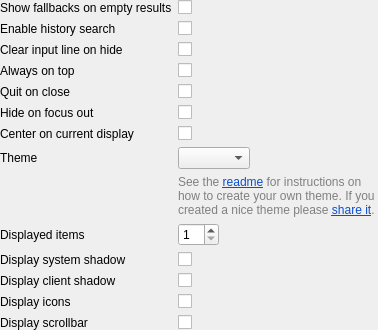
albertlauncher/plugins, file widgetsboxmodel/src/configwidget.ui: the form before one commit.
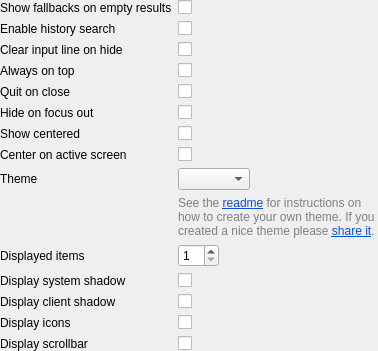
The form after the commit.

Commit message:
[wbm] Add option "Center on active screen"
Also move the window on screen if it got off screen for whatever reason.

Close https://github.com/albertlauncher/plugins/issues/78
Close https://github.com/albertlauncher/plugins/issues/57

```diff
--- a/widgetsboxmodel/src/configwidget.ui
+++ b/widgetsboxmodel/src/configwidget.ui
@@ -150,7 +150,7 @@
       </sizepolicy>
      </property>
      <property name="text">
-      <string>Center on current display</string>
+      <string>Show centered</string>
      </property>
      <property name="buddy">
       <cstring>checkBox_center</cstring>
@@ -164,7 +164,7 @@
      </property>
     </widget>
    </item>
-   <item row="7" column="0">
+   <item row="8" column="0">
     <widget class="QLabel" name="label_style">
      <property name="sizePolicy">
       <sizepolicy hsizetype="Minimum" vsizetype="Preferred">
@@ -180,7 +180,7 @@
      </property>
     </widget>
    </item>
-   <item row="7" column="1">
+   <item row="8" column="1">
     <widget class="QComboBox" name="comboBox_themes">
      <property name="sizePolicy">
       <sizepolicy hsizetype="Fixed" vsizetype="Fixed">
@@ -193,7 +193,7 @@
      </property>
     </widget>
    </item>
-   <item row="8" column="1">
+   <item row="9" column="1">
     <widget class="QLabel" name="label_themeinfo">
      <property name="sizePolicy">
       <sizepolicy hsizetype="Fixed" vsizetype="Minimum">
@@ -221,7 +221,7 @@
      </property>
     </widget>
    </item>
-   <item row="9" column="0">
+   <item row="10" column="0">
     <widget class="QLabel" name="label_results">
      <property name="sizePolicy">
       <sizepolicy hsizetype="Minimum" vsizetype="Preferred">
@@ -237,7 +237,7 @@
      </property>
     </widget>
    </item>
-   <item row="9" column="1">
+   <item row="10" column="1">
     <widget class="QSpinBox" name="spinBox_results">
      <property name="sizePolicy">
       <sizepolicy hsizetype="Fixed" vsizetype="Fixed">
@@ -256,7 +256,7 @@
      </property>
     </widget>
    </item>
-   <item row="10" column="0">
+   <item row="11" column="0">
     <widget class="QLabel" name="label_system_shadow">
      <property name="text">
       <string>Display system shadow</string>
@@ -266,7 +266,7 @@
      </property>
     </widget>
    </item>
-   <item row="10" column="1">
+   <item row="11" column="1">
     <widget class="QCheckBox" name="checkBox_system_shadow">
      <property name="toolTip">
       <string>&lt;html&gt;&lt;head/&gt;&lt;body&gt;&lt;p&gt;Tell the system to draw a shadow around the window. Note that on some systems this may look pretty ugly. Use the client shadow in this case.&lt;/p&gt;&lt;/body&gt;&lt;/html&gt;</string>
@@ -276,7 +276,7 @@
      </property>
     </widget>
    </item>
-   <item row="11" column="0">
+   <item row="12" column="0">
     <widget class="QLabel" name="label_client_shadow">
      <property name="text">
       <string>Display client shadow</string>
@@ -286,14 +286,14 @@
      </property>
     </widget>
    </item>
-   <item row="11" column="1">
+   <item row="12" column="1">
     <widget class="QCheckBox" name="checkBox_client_shadow">
      <property name="toolTip">
       <string>&lt;html&gt;&lt;head/&gt;&lt;body&gt;&lt;p&gt;Draw a shadow on the client side.&lt;/p&gt;&lt;/body&gt;&lt;/html&gt;</string>
      </property>
     </widget>
    </item>
-   <item row="12" column="0">
+   <item row="13" column="0">
     <widget class="QLabel" name="label_icons">
      <property name="sizePolicy">
       <sizepolicy hsizetype="Minimum" vsizetype="Preferred">
@@ -309,14 +309,14 @@
      </property>
     </widget>
    </item>
-   <item row="12" column="1">
+   <item row="13" column="1">
     <widget class="QCheckBox" name="checkBox_icons">
      <property name="toolTip">
       <string>&lt;html&gt;&lt;head/&gt;&lt;body&gt;&lt;p&gt;Display icons provided by the items.&lt;/p&gt;&lt;/body&gt;&lt;/html&gt;</string>
      </property>
     </widget>
    </item>
-   <item row="13" column="0">
+   <item row="14" column="0">
     <widget class="QLabel" name="label_scrollbar">
      <property name="sizePolicy">
       <sizepolicy hsizetype="Minimum" vsizetype="Preferred">
@@ -332,13 +332,30 @@
      </property>
     </widget>
    </item>
-   <item row="13" column="1">
+   <item row="14" column="1">
     <widget class="QCheckBox" name="checkBox_scrollbar">
      <property name="toolTip">
       <string>&lt;html&gt;&lt;head/&gt;&lt;body&gt;&lt;p&gt;Displays a scrollbar in the results list.&lt;/p&gt;&lt;/body&gt;&lt;/html&gt;</string>
      </property>
     </widget>
    </item>
+   <item row="7" column="0">
+    <widget class="QLabel" name="label_followCursor">
+     <property name="text">
+      <string>Center on active screen</string>
+     </property>
+    </widget>
+   </item>
+   <item row="7" column="1">
+    <widget class="QCheckBox" name="checkBox_followCursor">
+     <property name="toolTip">
+      <string>&lt;html&gt;&lt;head/&gt;&lt;body&gt;&lt;p&gt;Show the window on the active screen (the one containing the mouse cursor) rather than the primary one. This option applies when &amp;quot;Show centered&amp;quot; is activated, but also if the window has to be centered on another screen (e.g. because a display has been disconnected).&lt;/p&gt;&lt;/body&gt;&lt;/html&gt;</string>
+     </property>
+     <property name="text">
+      <string/>
+     </property>
+    </widget>
+   </item>
   </layout>
  </widget>
  <tabstops>
```
Left out of the diff: 2 changed lines with no effect on the pictures. The commit also changes 2 other files.
